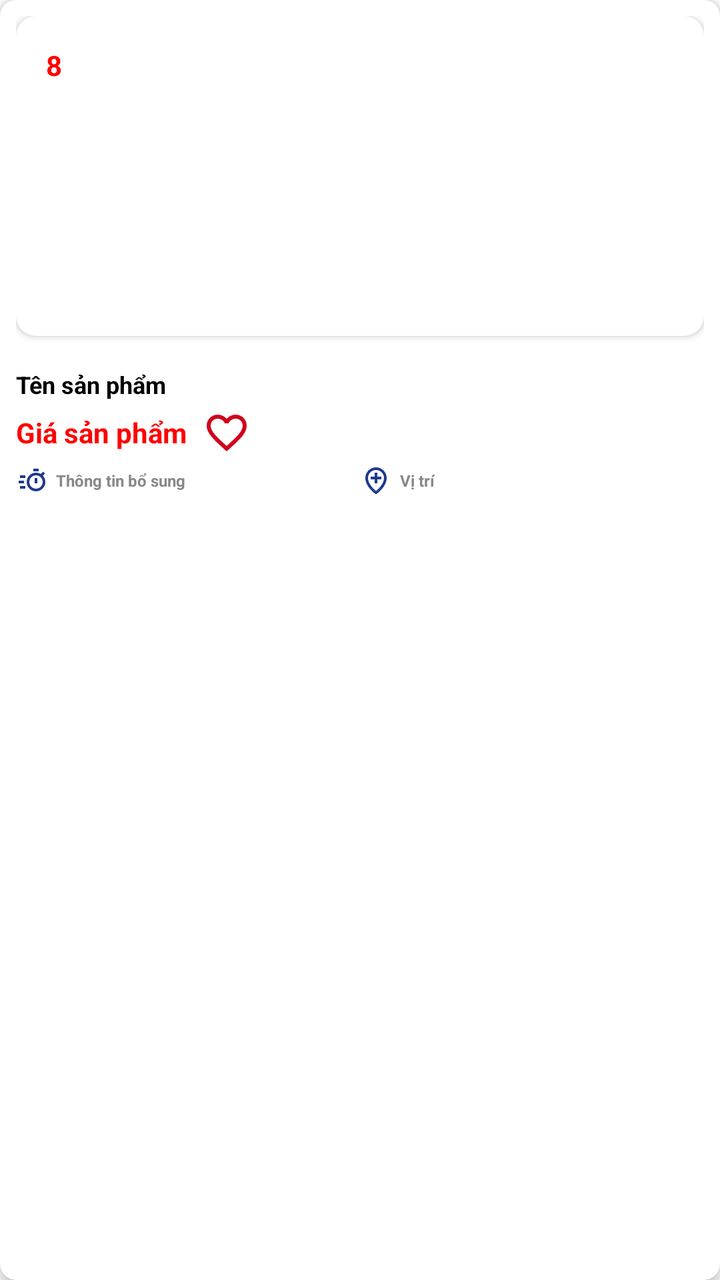
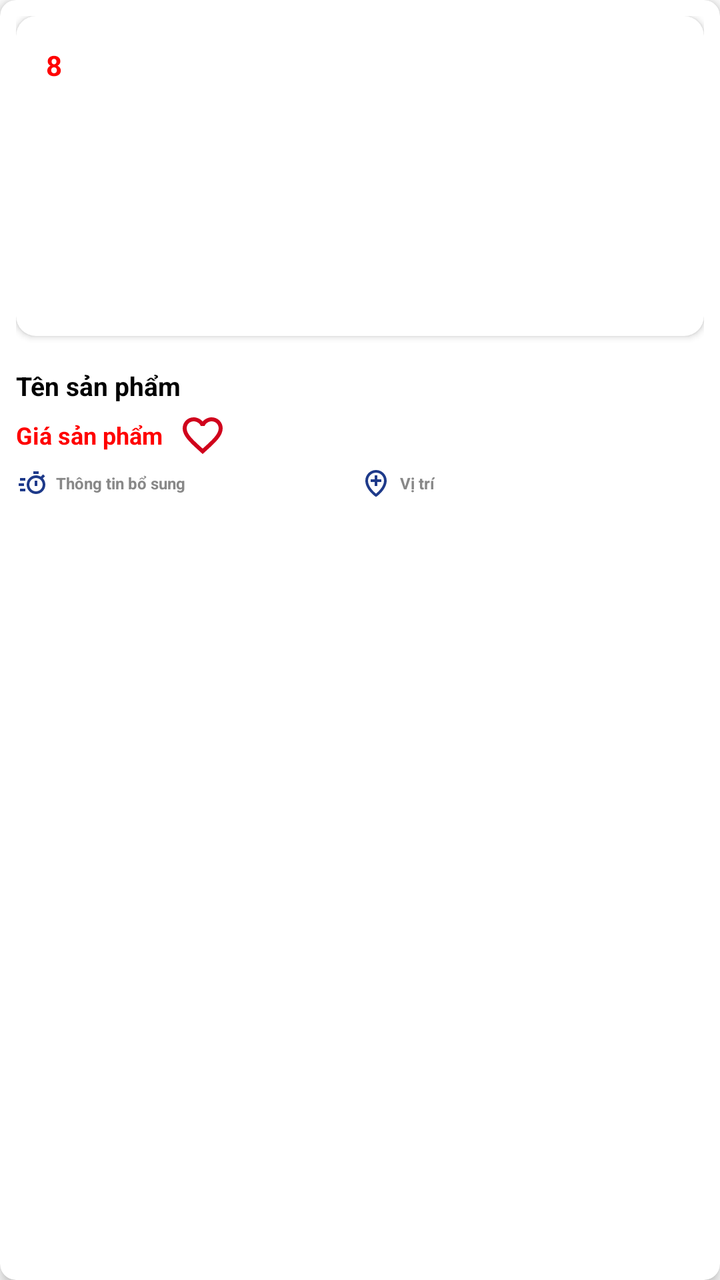

An Android layout rendered at two revisions. The XML below is the earlier revision; the diff shows what the commit changed to produce the second picture.
<!-- AndroidManifest.xml: application theme Theme.FatherOfApps -->
<!-- res/layout/product_rv_item.xml -->
<?xml version="1.0" encoding="utf-8"?>
<androidx.cardview.widget.CardView
    xmlns:android="http://schemas.android.com/apk/res/android"
    xmlns:app="http://schemas.android.com/apk/res-auto"
    android:layout_width="match_parent"
    android:layout_height="wrap_content"
    android:layout_margin="8dp"
    app:cardCornerRadius="8dp"
    android:background="#FFFFFF"
    app:cardElevation="4dp"
    app:cardBackgroundColor="#FFFFFF"> 

    <LinearLayout
        android:layout_width="match_parent"
        android:layout_height="wrap_content"
        android:orientation="vertical"
        android:padding="8dp">

        
        <androidx.cardview.widget.CardView
            android:layout_width="match_parent"
            android:layout_height="160dp"
            app:cardCornerRadius="10dp"
            android:layout_marginBottom="8dp">

            
            <FrameLayout
                android:layout_width="match_parent"
                android:layout_height="match_parent">

                
                <ImageView
                    android:id="@+id/product_image"
                    android:layout_width="match_parent"
                    android:layout_height="match_parent"
                    android:scaleType="centerCrop" />

                
                <ImageView
                    android:id="@+id/icon_camera"
                    android:layout_width="30dp"
                    android:layout_height="45dp"
                    android:src="@drawable/icon_camera"
                    android:layout_gravity="top|start"
                    android:layout_margin="4dp" />

                <TextView
                    android:id="@+id/quantityImage"
                    android:layout_width="wrap_content"
                    android:layout_height="wrap_content"
                    android:padding="7dp"
                    android:text="8"
                    android:textStyle="bold"
                    android:textColor="#FF0000"
                    android:layout_gravity="top|start"
                    android:layout_marginStart="8dp"
                    android:layout_marginTop="8dp"/>
            </FrameLayout>

        </androidx.cardview.widget.CardView>

        
        <TextView
            android:id="@+id/product_name"
            android:layout_width="wrap_content"
            android:layout_height="wrap_content"
            android:text="Tên sản phẩm"
            android:textSize="12sp"
            android:textStyle="bold"
            android:paddingTop="8dp"
            android:paddingBottom="4dp"
            android:textColor="#000000" />

        
        <LinearLayout
            android:layout_width="match_parent"
            android:layout_height="wrap_content"
            android:orientation="horizontal"
            android:gravity="center_vertical">

            
            <TextView
                android:id="@+id/product_price"
                android:layout_width="wrap_content"
                android:layout_height="wrap_content"
                android:text="Giá sản phẩm"
                android:textSize="14sp"
                android:textStyle="bold"
                android:textColor="#FF0000" />

            
            <ImageView
                android:id="@+id/favorite_icon"
                android:layout_width="24dp"
                android:layout_height="24dp"
                android:layout_gravity="end"
                android:layout_marginStart="8dp"
                android:src="@drawable/icon_favorite" />
        </LinearLayout>

        
        <LinearLayout
            android:layout_width="match_parent"
            android:layout_height="wrap_content"
            android:orientation="horizontal"
            android:gravity="center_vertical"
            android:paddingTop="4dp">

            
            <LinearLayout
                android:layout_width="0dp"
                android:layout_height="wrap_content"
                android:layout_weight="1"
                android:orientation="horizontal"
                android:gravity="center_vertical">

                
                <ImageView
                    android:layout_width="16dp"
                    android:layout_height="16dp"
                    android:src="@drawable/icon_timer"/>

                <TextView
                    android:id="@+id/product_last_modified"
                    android:layout_width="wrap_content"
                    android:layout_height="wrap_content"
                    android:text="Thông tin bổ sung"
                    android:textSize="8sp"
                    android:textStyle="bold"
                    android:textColor="#888888"
                    android:layout_marginStart="4dp" />
            </LinearLayout>

            
            <LinearLayout
                android:layout_width="0dp"
                android:layout_height="wrap_content"
                android:layout_weight="1"
                android:orientation="horizontal"
                android:gravity="center_vertical">

                
                <ImageView
                    android:layout_width="16dp"
                    android:layout_height="16dp"
                    android:src="@drawable/icon_loaction" />

                <TextView
                    android:id="@+id/product_location"
                    android:layout_width="wrap_content"
                    android:layout_height="wrap_content"
                    android:text="Vị trí"
                    android:textStyle="bold"
                    android:textSize="8sp"
                    android:textColor="#888888"
                    android:layout_marginStart="4dp" />
            </LinearLayout>
        </LinearLayout>
    </LinearLayout>
</androidx.cardview.widget.CardView>
<!-- resources referenced by this layout -->
<resources>
  <!-- drawable icon_camera (drawable) -->
  <vector xmlns:android="http://schemas.android.com/apk/res/android"
      android:width="24dp"
      android:height="24dp"
      android:viewportWidth="24"
      android:viewportHeight="24">
  
    <path
        android:fillColor="@color/grey_font"
        android:pathData="M20,5h-2.586l-2.707,-2.707A0.996,0.996 0,0 0,14 2h-4a0.996,0.996 0,0 0,-0.707 0.293L6.586,5H4c-1.103,0 -2,0.897 -2,2v11c0,1.103 0.897,2 2,2h16c1.103,0 2,-0.897 2,-2V7c0,-1.103 -0.897,-2 -2,-2zM4,18V7h3c0.266,0 0.52,-0.105 0.707,-0.293L10.414,4h3.172l2.707,2.707A0.996,0.996 0,0 0,17 7h3l0.002,11H4z"/>
  </vector>
  <!-- drawable icon_favorite (drawable) -->
  <vector xmlns:android="http://schemas.android.com/apk/res/android" android:height="24dp" android:tint="#D0021C" android:viewportHeight="24" android:viewportWidth="24" android:width="24dp">
        
      <path android:fillColor="@android:color/white" android:pathData="M16.5,3c-1.74,0 -3.41,0.81 -4.5,2.09C10.91,3.81 9.24,3 7.5,3 4.42,3 2,5.42 2,8.5c0,3.78 3.4,6.86 8.55,11.54L12,21.35l1.45,-1.32C18.6,15.36 22,12.28 22,8.5 22,5.42 19.58,3 16.5,3zM12.1,18.55l-0.1,0.1 -0.1,-0.1C7.14,14.24 4,11.39 4,8.5 4,6.5 5.5,5 7.5,5c1.54,0 3.04,0.99 3.57,2.36h1.87C13.46,5.99 14.96,5 16.5,5c2,0 3.5,1.5 3.5,3.5 0,2.89 -3.14,5.74 -7.9,10.05z"/>
      
  </vector>
  <!-- drawable icon_loaction (drawable) -->
  <vector xmlns:android="http://schemas.android.com/apk/res/android"
      android:width="24dp"
      android:height="24dp"
      android:viewportWidth="24"
      android:viewportHeight="24">
    <path
        android:fillColor="@color/color_main"
        android:pathData="M11.42,21.815a1.004,1.004 0,0 0,1.16 0C12.884,21.598 20.029,16.44 20,10c0,-4.411 -3.589,-8 -8,-8S4,5.589 4,9.996c-0.029,6.444 7.116,11.602 7.42,11.819zM12,4c3.309,0 6,2.691 6,6.004 0.021,4.438 -4.388,8.423 -6,9.731 -1.611,-1.308 -6.021,-5.293 -6,-9.735 0,-3.309 2.691,-6 6,-6z"/>
    <path
        android:fillColor="@color/color_main"
        android:pathData="M11,14h2v-3h3V9h-3V6h-2v3H8v2h3z"/>
  </vector>
  <!-- drawable icon_timer (drawable) -->
  <vector xmlns:android="http://schemas.android.com/apk/res/android"
      android:width="24dp"
      android:height="24dp"
      android:viewportWidth="24"
      android:viewportHeight="24">
    <path
        android:fillColor="@color/color_main"
        android:pathData="m20.145,8.27 l1.563,-1.563 -1.414,-1.414L18.586,7c-1.05,-0.63 -2.274,-1 -3.586,-1 -3.859,0 -7,3.14 -7,7s3.141,7 7,7 7,-3.14 7,-7a6.966,6.966 0,0 0,-1.855 -4.73zM15,18c-2.757,0 -5,-2.243 -5,-5s2.243,-5 5,-5 5,2.243 5,5 -2.243,5 -5,5z"/>
    <path
        android:fillColor="@color/color_main"
        android:pathData="M14,10h2v4h-2zM13,3h4v2h-4zM3,8h4v2L3,10zM3,16h4v2L3,18zM2,12h3.99v2L2,14z"/>
  </vector>
  <style name="Theme.FatherOfApps" parent="Theme.MaterialComponents.DayNight.NoActionBar">
          <item name="windowActionBar">false</item>
          <item name="windowNoTitle">true</item>
  
          
          <item name="colorPrimary">@color/primaryColor</item>
          <item name="colorPrimaryVariant">@color/primaryDarkColor</item>
          <item name="colorOnPrimary">@color/white</item>
          
          <item name="colorSecondary">@color/primaryLightColor</item>
          <item name="colorSecondaryVariant">@color/primaryDarkColor</item>
          <item name="colorOnSecondary">#c53a00</item>
          
          <item name="android:statusBarColor" tools:targetApi="l">?attr/colorPrimaryVariant</item>
          
  
  
      </style>
  <color name="color_main">#1E3A8A</color>
  <color name="primaryColor">#ff6c2f</color>
  <color name="primaryDarkColor">#c53a00</color>
  <color name="white">#FFFFFFFF</color>
  <color name="primaryLightColor">#ff9e5d</color>
</resources>

<!-- the commit's change to res/layout/product_rv_item.xml (unified diff, before → after) -->
@@ -65,7 +65,7 @@
             android:layout_width="wrap_content"
             android:layout_height="wrap_content"
             android:text="Tên sản phẩm"
-            android:textSize="12sp"
+            android:textSize="13sp"
             android:textStyle="bold"
             android:paddingTop="8dp"
             android:paddingBottom="4dp"
@@ -84,7 +84,7 @@
                 android:layout_width="wrap_content"
                 android:layout_height="wrap_content"
                 android:text="Giá sản phẩm"
-                android:textSize="14sp"
+                android:textSize="12sp"
                 android:textStyle="bold"
                 android:textColor="#FF0000" />
 
